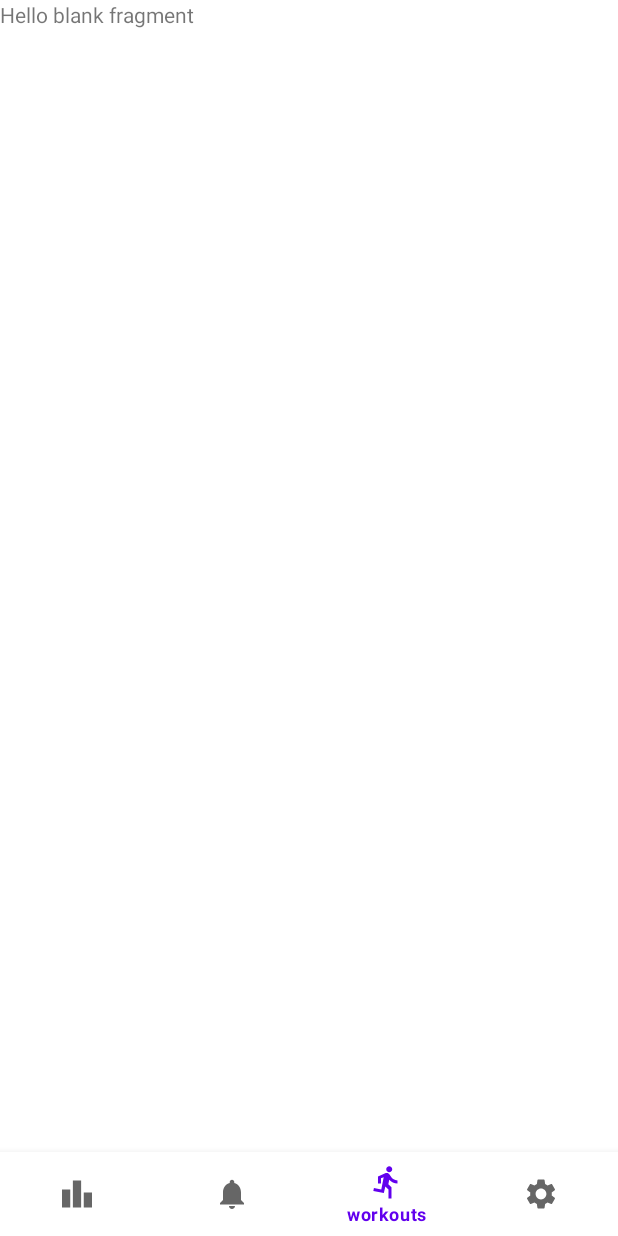
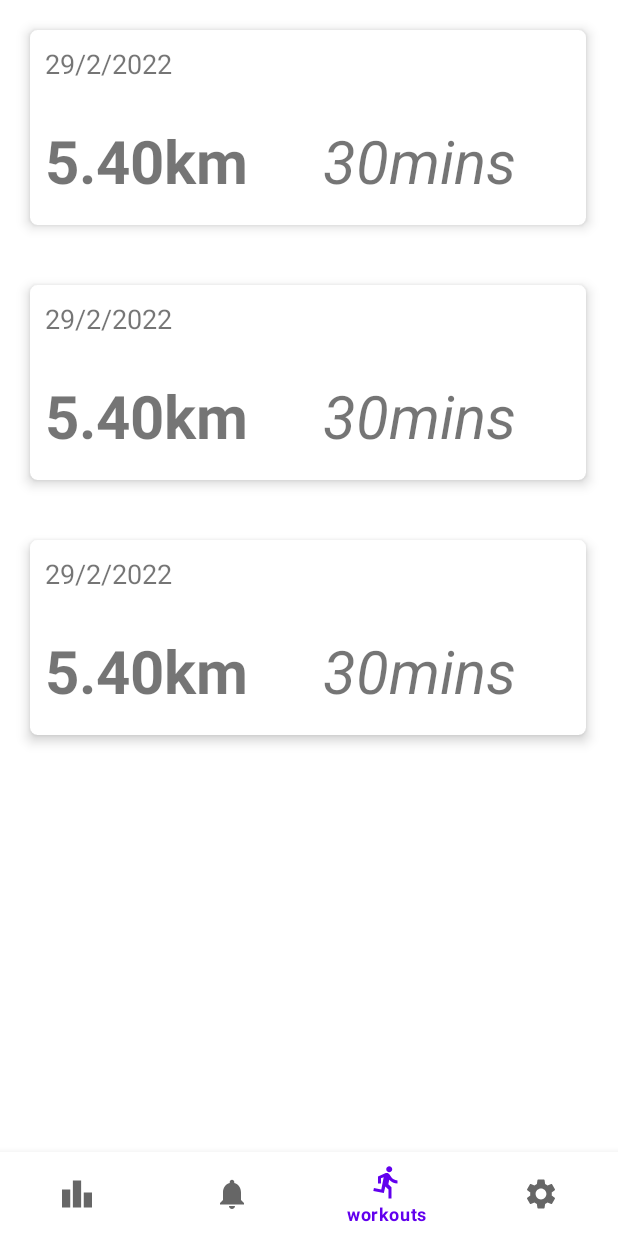
Before and after one commit to JoshMcGiff/CareyMobileApp, an Android app: the screen it shows after launch (MainActivity), on a phone screen of 412 x 824 dp. Run offline under Robolectric (Android 15) with nearby library versions, the phone set to English and light mode, and no system bars; our stand-ins replace Firebase (no records; nobody signed in at launch, a user with empty details on screens opened directly), navigation-ui; libraries missing offline, so code that uses them is left out: com.firebase.ui; 4 statements that could not run were skipped.

Commit message:
added runs to workout section

```diff
--- a/app/build.gradle
+++ b/app/build.gradle
@@ -47,6 +47,7 @@ dependencies {
     implementation 'androidx.appcompat:appcompat:1.4.1'
     implementation 'com.google.android.material:material:1.5.0'
     implementation 'com.google.android.gms:play-services-maps:18.0.2'
+    implementation 'com.google.android.gms:play-services-auth:20.1.0'
     implementation 'androidx.constraintlayout:constraintlayout:2.1.3'
     testImplementation 'junit:junit:4.13.2'
     androidTestImplementation 'androidx.test.ext:junit:1.1.3'
--- /dev/null
+++ b/app/src/main/java/com/compscicoolkids/carey/Run.java
@@ -0,0 +1,60 @@
+package com.compscicoolkids.carey;
+
+import com.google.android.gms.maps.model.LatLng;
+
+import java.util.Date;
+
+
+public class Run {
+    private int id;
+    private Date date;
+    private LatLng start;
+    private LatLng end;
+    private double length;
+    private int minutes;
+
+    public Run(int id, LatLng start, LatLng end, double length, int minutes) {
+        this.id = id;
+        this.date = new Date();
+        this.start = start;
+        this.end = end;
+        this.length = length;
+        this.minutes = minutes;
+    }
+
+    public int getId() {
+        return id;
+    }
+
+    public Date getDate() {
+        return date;
+    }
+
+    public LatLng getStart() {
+        return start;
+    }
+
+    public LatLng getEnd() {
+        return end;
+    }
+
+    public double getLength() {
+        return length;
+    }
+
+    public int getMinutes() {
+        return minutes;
+    }
+
+    @Override
+    public String toString() {
+        return "Run{" +
+                "id=" + id +
+                ", date=" + date +
+                ", start=" + start +
+                ", end=" + end +
+                ", length=" + length +
+                ", minutes=" + minutes +
+                '}';
+    }
+}
--- /dev/null
+++ b/app/src/main/java/com/compscicoolkids/carey/RunRecViewAdapter.java
@@ -0,0 +1,79 @@
+package com.compscicoolkids.carey;
+
+import android.annotation.SuppressLint;
+import android.content.Context;
+import android.util.Log;
+import android.view.LayoutInflater;
+import android.view.View;
+import android.view.ViewGroup;
+import android.widget.TextView;
+import android.widget.Toast;
+
+import androidx.annotation.NonNull;
+import androidx.cardview.widget.CardView;
+import androidx.recyclerview.widget.RecyclerView;
+
+import java.util.ArrayList;
+import java.util.Calendar;
+
+
+public class RunRecViewAdapter extends RecyclerView.Adapter<RunRecViewAdapter.ViewHolder>{
+    private static final String TAG = "RunRecViewAdapter";
+
+    private ArrayList<Run> runs = new ArrayList<>();
+    private Context mContext;
+
+    public RunRecViewAdapter(Context mContext){
+        this.mContext = mContext;
+    }
+
+    @NonNull
+    @Override
+    public ViewHolder onCreateViewHolder(@NonNull ViewGroup parent, int viewType) {
+        View view= LayoutInflater.from(parent.getContext()).inflate(R.layout.list_item_run, parent, false);
+        return new ViewHolder(view);
+    }
+
+    @SuppressLint({"DefaultLocale", "SetTextI18n"})
+    @Override
+    public void onBindViewHolder(@NonNull ViewHolder holder, @SuppressLint("RecyclerView") int position) {
+        Log.d(TAG, "onBindViewHolder: called");
+        holder.txtDistance.setText(String.format("%.02fkm", runs.get(position).getLength()));
+        holder.txtTime.setText(String.format("%dmins", runs.get(position).getMinutes()));
+        Calendar calendar = Calendar.getInstance();
+        calendar.setTime(runs.get(position).getDate());
+        holder.txtDate.setText(String.format("%d/%d/%d", calendar.get(Calendar.DAY_OF_MONTH),calendar.get(Calendar.MONTH), calendar.get(Calendar.YEAR)));
+
+        holder.parent.setOnClickListener(new View.OnClickListener() {
+            @Override
+            public void onClick(View view) {
+                Toast.makeText(mContext, runs.get(position).getId() + " selected.", Toast.LENGTH_SHORT).show();
+            }
+        });
+    }
+
+    @Override
+    public int getItemCount() {
+        return runs.size();
+    }
+
+    public void setRuns(ArrayList<Run> runs) {
+        this.runs = runs;
+        notifyDataSetChanged();
+    }
+
+    public class ViewHolder extends RecyclerView.ViewHolder{
+        private CardView parent;
+        private TextView txtDate;
+        private TextView txtDistance;
+        private TextView txtTime;
+
+        public ViewHolder(@NonNull View itemView) {
+            super(itemView);
+            parent = itemView.findViewById(R.id.parent);
+            txtDate = itemView.findViewById(R.id.date);
+            txtDistance = itemView.findViewById(R.id.distance);
+            txtTime = itemView.findViewById(R.id.time);
+        }
+    }
+}
--- a/app/src/main/java/com/compscicoolkids/carey/WorkoutsFragment.java
+++ b/app/src/main/java/com/compscicoolkids/carey/WorkoutsFragment.java
@@ -3,10 +3,16 @@ package com.compscicoolkids.carey;
 import android.os.Bundle;
 
 import androidx.fragment.app.Fragment;
+import androidx.recyclerview.widget.LinearLayoutManager;
+import androidx.recyclerview.widget.RecyclerView;
 
 import android.view.LayoutInflater;
 import android.view.View;
 import android.view.ViewGroup;
+
+import com.google.android.gms.maps.model.LatLng;
+
+import java.util.ArrayList;
 
 /**
  * A simple {@link Fragment} subclass.
@@ -23,6 +29,10 @@ public class WorkoutsFragment extends Fragment {
     // TODO: Rename and change types of parameters
     private String mParam1;
     private String mParam2;
+
+    private View workoutsView;
+    private RecyclerView runsRecView;
+    private RunRecViewAdapter adapter;
 
     public WorkoutsFragment() {
         // Required empty public constructor
@@ -59,6 +69,19 @@ public class WorkoutsFragment extends Fragment {
     public View onCreateView(LayoutInflater inflater, ViewGroup container,
                              Bundle savedInstanceState) {
         // Inflate the layout for this fragment
-        return inflater.inflate(R.layout.fragment_workouts, container, false);
+        workoutsView = inflater.inflate(R.layout.fragment_workouts, container, false);
+        adapter = new RunRecViewAdapter(this.getActivity());
+        runsRecView = workoutsView.findViewById(R.id.runsRecView);
+
+        runsRecView.setAdapter(adapter);
+        runsRecView.setLayoutManager(new LinearLayoutManager(this.getActivity()));
+
+        ArrayList<Run> runs = new ArrayList<>();
+        runs.add(new Run(0, new LatLng(-33.852, 151.211), new LatLng(-33.852, 151.211), 5.4, 30));
+        runs.add(new Run(1, new LatLng(-33.852, 151.211), new LatLng(-33.852, 151.211), 5.4, 30));
+        runs.add(new Run(2, new LatLng(-33.852, 151.211), new LatLng(-33.852, 151.211), 5.4, 30));
+        adapter.setRuns(runs);
+
+        return workoutsView;
     }
 }
--- a/app/src/main/res/layout/fragment_workouts.xml
+++ b/app/src/main/res/layout/fragment_workouts.xml
@@ -6,9 +6,10 @@
     tools:context=".WorkoutsFragment">
 
     <!-- TODO: Update blank fragment layout -->
-    <TextView
+
+    <androidx.recyclerview.widget.RecyclerView
+        android:id="@+id/runsRecView"
         android:layout_width="match_parent"
-        android:layout_height="match_parent"
-        android:text="@string/hello_blank_fragment" />
+        android:layout_height="match_parent" />
 
 </FrameLayout>
--- /dev/null
+++ b/app/src/main/res/layout/list_item_run.xml
@@ -0,0 +1,54 @@
+<?xml version="1.0" encoding="utf-8"?>
+<com.google.android.material.card.MaterialCardView
+    xmlns:android="http://schemas.android.com/apk/res/android"
+    xmlns:app="http://schemas.android.com/apk/res-auto"
+    android:layout_width="wrap_content"
+    android:layout_height="wrap_content"
+    android:id="@+id/parent"
+    app:cardCornerRadius="5dp"
+    app:cardElevation="5dp"
+    android:layout_margin="20dp">
+
+    <RelativeLayout
+        android:layout_width="match_parent"
+        android:layout_height="match_parent">
+
+
+        <TextView
+            android:layout_width="165dp"
+            android:layout_height="30dp"
+            android:id="@+id/date"
+            android:text="24/03/2002"
+            android:textSize="18sp"
+            android:layout_margin="10dp">
+
+        </TextView>
+
+        <TextView
+            android:layout_width="165dp"
+            android:layout_height="60dp"
+            android:text="9km"
+            android:textSize="40sp"
+            android:textStyle="bold"
+            android:id="@+id/distance"
+            android:layout_below="@+id/date"
+            android:layout_margin="10dp">
+
+        </TextView>
+
+        <TextView
+            android:layout_width="165dp"
+            android:layout_height="60dp"
+            android:text="1:00:16"
+            android:textSize="40sp"
+            android:textStyle="italic"
+            android:id="@+id/time"
+            android:layout_toRightOf="@+id/distance"
+            android:layout_below="@+id/date"
+            android:layout_margin="10dp">
+
+        </TextView>
+
+    </RelativeLayout>
+
+</com.google.android.material.card.MaterialCardView>
```
